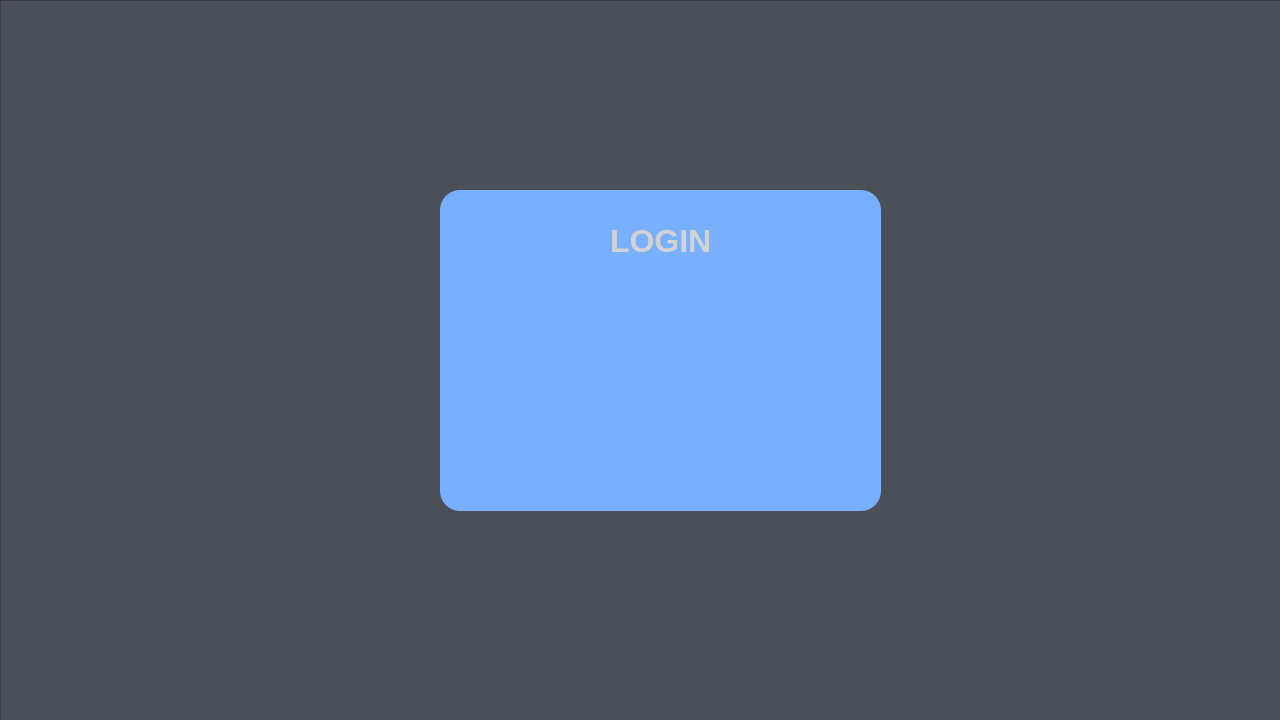
Above: device_app/guiModules/loginWindow.ui from TKT-inc/low-cost-thermal-camera-device before the change. Below: the same form after it.
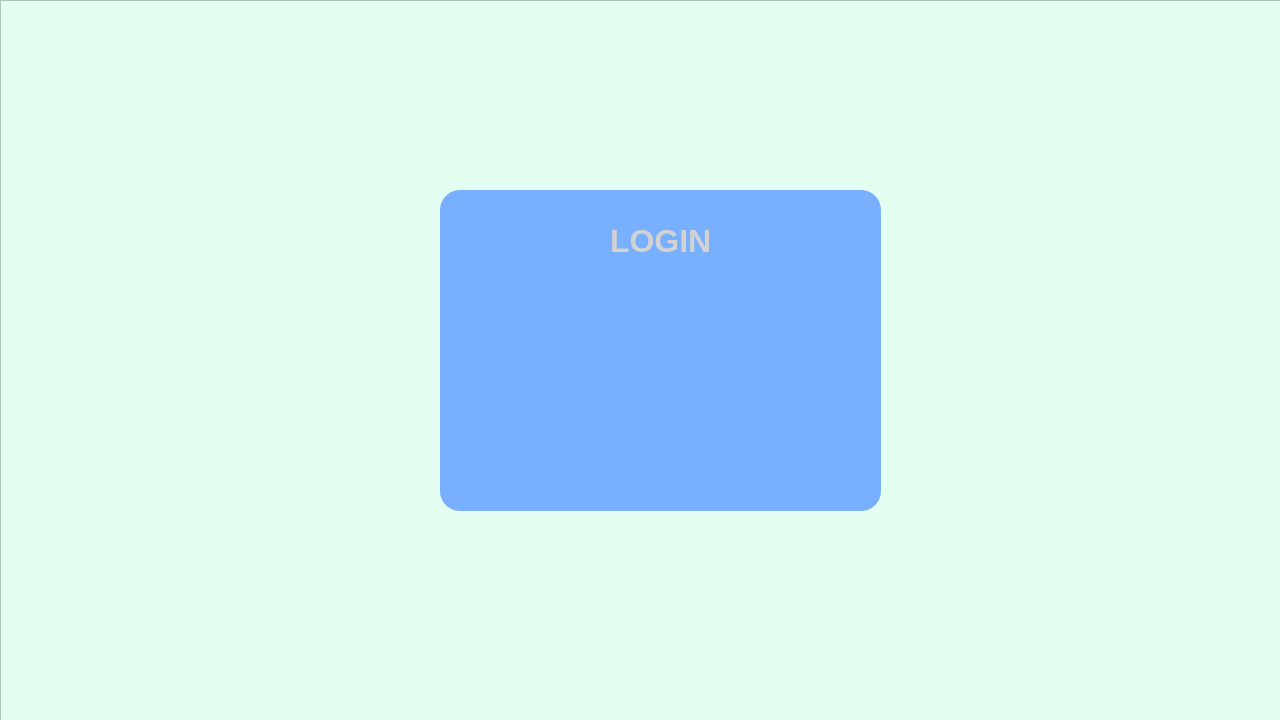
That is the form after the change.

```diff
--- a/device_app/guiModules/loginWindow.ui
+++ b/device_app/guiModules/loginWindow.ui
@@ -50,6 +50,7 @@
     </property>
     <property name="styleSheet">
      <string notr="true">background-color: rgb(75, 79, 87);
+     background-color: rgb(226, 255, 241);
 
 </string>
     </property>
```
